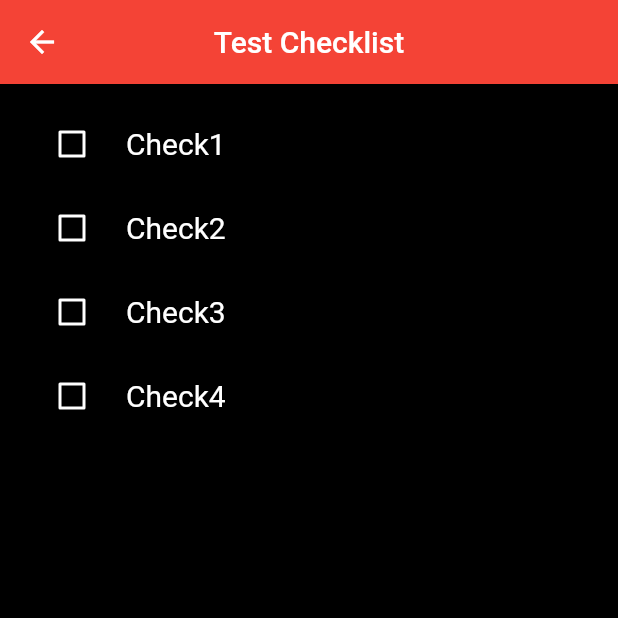
After one commit to dianutomo/tugas_akhir, a Flutter app: the TestCheckList screen opened directly, on a phone screen of 412 x 824 dp, the top half of it. The commit adds this screen. Run offline on Flutter 3.47's test engine with Material 2 defaults, Android fonts, the phone set to English and light mode, and no system bars.

Commit message:
new file:   lib/checkbox.dart 	new file:   lib/checkbox_state.dart 	modified:   lib/main.dart 	modified:   lib/to_do.dart

```diff
--- /dev/null
+++ b/lib/checkbox.dart
@@ -0,0 +1,61 @@
+import 'package:flutter/material.dart';
+
+import 'package:tugas_akhir/checkbox_state.dart';
+
+class TestCheckList extends StatefulWidget {
+  const TestCheckList({Key? key}) : super(key: key);
+
+  @override
+  State<TestCheckList> createState() => _TestCheckListState();
+}
+
+class _TestCheckListState extends State<TestCheckList> {
+  //bool value = false;
+
+  final notifications = [
+    CheckBoxState(title: 'Check1'),
+    CheckBoxState(title: 'Check2'),
+    CheckBoxState(title: 'Check3'),
+    CheckBoxState(title: 'Check4'),
+  ];
+
+  @override
+  Widget build(BuildContext context) {
+    return Scaffold(
+      backgroundColor: Colors.black,
+      appBar: AppBar(
+        title: const Text(
+          'Test Checklist',
+        ),
+        centerTitle: true,
+        backgroundColor: Colors.red,
+      ),
+      body: ListView(
+        padding: const EdgeInsets.all(12),
+        children: [
+          ...notifications.map(buildSingleCheckBox).toList(),
+        ],
+      ),
+    );
+  }
+
+  Widget buildSingleCheckBox(CheckBoxState checkbox) => CheckboxListTile(
+        // untuk memindahkan checkbox dari belakang ke depan
+        controlAffinity: ListTileControlAffinity.leading,
+        //Warna checkbox
+        activeColor: Colors.blue,
+        value: checkbox.value,
+        title: Text(
+          checkbox.title,
+          style: const TextStyle(
+            fontSize: 20,
+            color: Colors.white,
+          ),
+        ),
+        onChanged: (value) {
+          setState(() {
+            checkbox.value = value!;
+          });
+        },
+      );
+}
--- /dev/null
+++ b/lib/checkbox_state.dart
@@ -0,0 +1,9 @@
+class CheckBoxState {
+  final String title;
+  bool value;
+
+  CheckBoxState({
+    required this.title,
+    this.value = false,
+  });
+}
--- a/lib/main.dart
+++ b/lib/main.dart
@@ -1,6 +1,7 @@
 import 'package:flutter/material.dart';
 
 import 'package:tugas_akhir/to_do.dart';
+//import 'package:tugas_akhir/checkbox.dart';
 
 void main() {
   runApp(const MyApp());
@@ -15,8 +16,19 @@ class MyApp extends StatelessWidget {
       title: 'To-Do-List',
       theme: ThemeData(
         primarySwatch: Colors.blue,
+        //Mengganti warna kotak checkbox
+        unselectedWidgetColor: Colors.white,
       ),
       home: const ToDo(),
     );
   }
 }
+
+class MainScreen extends StatelessWidget {
+  const MainScreen({Key? key}) : super(key: key);
+
+  @override
+  Widget build(BuildContext context) {
+    return Container();
+  }
+}
```
Also changed, not shown: lib/to_do.dart (+4 -3 lines).
